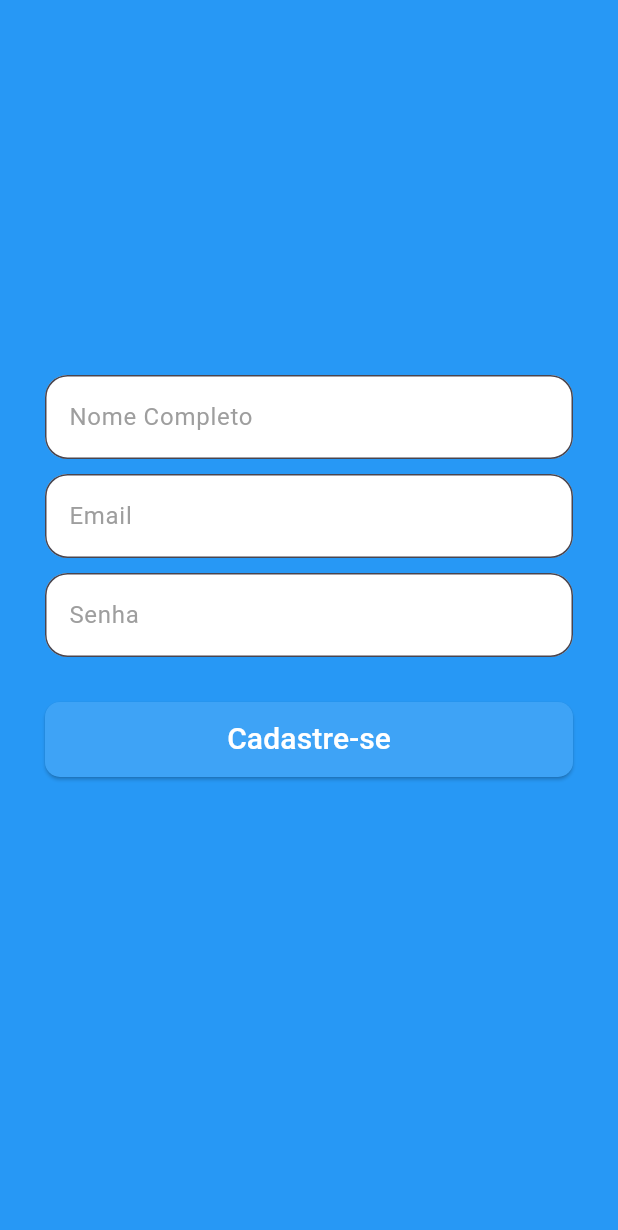
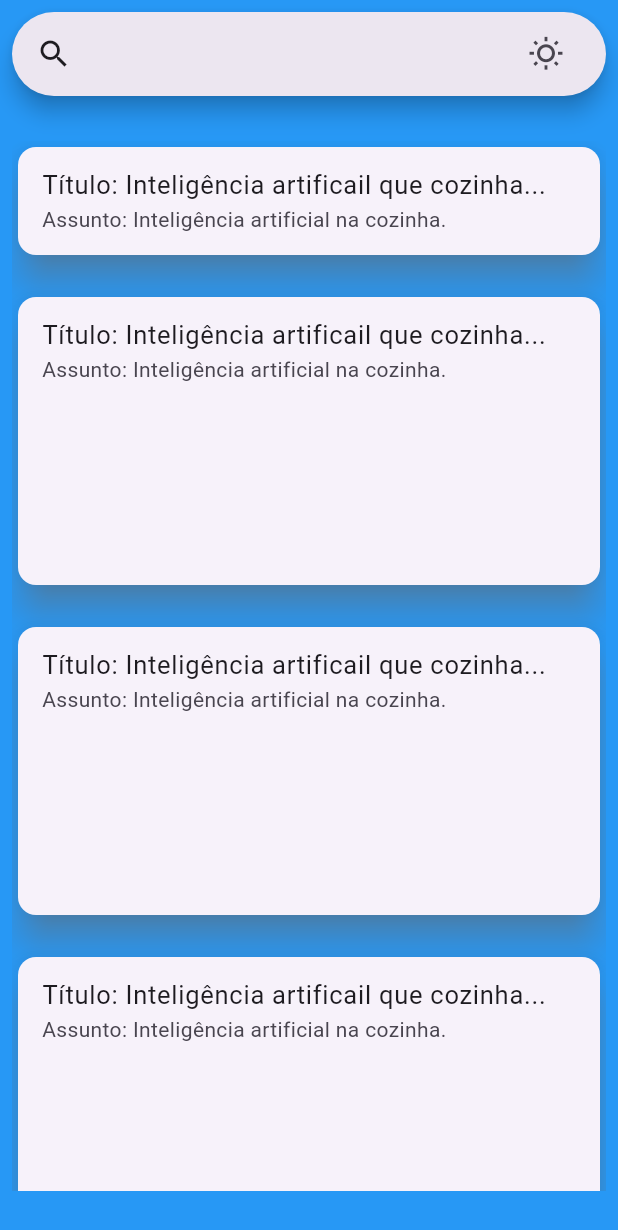
Before and after one commit to EnzoCabrera/academic_share_app, a Flutter app: the SignInNormalUserPage screen opened by its route, after a tap on "Cadastre-se", on a phone screen of 412 x 824 dp. Shown: the top 1230 px of the screen. Run offline on Flutter 3.47's test engine with Material 3 defaults, Android fonts, the phone set to English and light mode, and no system bars; our stand-ins replace file_picker.

Commit message:
Making the home page for studends and normal users

```diff
--- /dev/null
+++ b/lib/app/views/home_normaluser_page.dart
@@ -0,0 +1,193 @@
+import 'package:flutter/material.dart';
+
+class HomeNormalUserPage extends StatefulWidget {
+  const HomeNormalUserPage({super.key});
+
+  @override
+  State<HomeNormalUserPage> createState() => _HomeNormalUserPageState();
+}
+
+class _HomeNormalUserPageState extends State<HomeNormalUserPage> {
+   bool isDark = false;
+
+  @override
+  Widget build(BuildContext context) {
+    final ThemeData themeData = ThemeData(
+        useMaterial3: true,
+        brightness: isDark ? Brightness.dark : Brightness.light);
+
+    return Scaffold(
+      backgroundColor: Color.fromARGB(255, 39, 152, 245),
+      body: SingleChildScrollView(
+        child: Padding(
+          padding: const EdgeInsets.all(8.0),
+          child:
+              Column(crossAxisAlignment: CrossAxisAlignment.stretch, children: [
+            SearchAnchor(
+              builder: (BuildContext context, SearchController controller) {
+                return SearchBar(
+                  controller: controller,
+                  padding: const MaterialStatePropertyAll<EdgeInsets>(
+                    EdgeInsets.symmetric(horizontal: 16.0),
+                  ),
+                  onTap: () {
+                    controller.openView();
+                  },
+                  onChanged: (_) {
+                    controller.openView();
+                  },
+                  leading: const Icon(Icons.search),
+                  trailing: <Widget>[
+                    Tooltip(
+                      message: 'Change brightness mode',
+                      child: IconButton(
+                        isSelected: isDark,
+                        onPressed: () {
+                          setState(() {
+                            isDark = !isDark;
+                          });
+                        },
+                        icon: const Icon(Icons.wb_sunny_outlined),
+                        selectedIcon: const Icon(Icons.brightness_2_outlined),
+                      ),
+                    )
+                  ],
+                );
+              },
+              suggestionsBuilder: (
+                BuildContext context,
+                SearchController controller,
+              ) {
+                return List<ListTile>.generate(5, (int index) {
+                  final String item = 'item $index';
+                  return ListTile(
+                    title: Text(item),
+                    onTap: () {
+                      setState(() {
+                        controller.closeView(item);
+                      });
+                    },
+                  );
+                });
+              },
+            ),
+
+
+            SizedBox(height: 30),
+            Container(
+              width: double.infinity,
+              height: 700,
+              child: ListView(
+                children: [
+                  Card(
+                    elevation: 10,
+                    shadowColor: Colors.grey,
+                    child: ListTile(
+                      title: Padding(
+                        padding: const EdgeInsets.all(0),
+                        child: Text(
+                          'Título: Inteligência artificail que cozinha...',
+                          style: TextStyle(fontSize: 17),
+                        ),
+                      ),
+                      subtitle:
+                          Text('Assunto: Inteligência artificial na cozinha.'),
+                      onTap: () {},
+                    ),
+                  ),
+                  SizedBox(height: 20),
+                  Container(
+                    width: double.infinity,
+                    height: 200,
+                    child: Card(
+                      elevation: 10,
+                      shadowColor: Colors.grey,
+                      child: ListTile(
+                        title: Padding(
+                          padding: const EdgeInsets.all(0),
+                          child: Text(
+                            'Título: Inteligência artificail que cozinha...',
+                            style: TextStyle(fontSize: 17),
+                          ),
+                        ),
+                        subtitle: Text(
+                            'Assunto: Inteligência artificial na cozinha.'),
+                        onTap: () {},
+                      ),
+                    ),
+                  ),
+
+                  SizedBox(height: 20),
+                  Container(
+                    width: double.infinity,
+                    height: 200,
+                    child: Card(
+                      elevation: 10,
+                      shadowColor: Colors.grey,
+                      child: ListTile(
+                        title: Padding(
+                          padding: const EdgeInsets.all(0),
+                          child: Text(
+                            'Título: Inteligência artificail que cozinha...',
+                            style: TextStyle(fontSize: 17),
+                          ),
+                        ),
+                        subtitle: Text(
+                            'Assunto: Inteligência artificial na cozinha.'),
+                        onTap: () {},
+                      ),
+                    ),
+                  ),
+
+                  SizedBox(height: 20),
+                  Container(
+                    width: double.infinity,
+                    height: 200,
+                    child: Card(
+                      elevation: 10,
+                      shadowColor: Colors.grey,
+                      child: ListTile(
+                        title: Padding(
+                          padding: const EdgeInsets.all(0),
+                          child: Text(
+                            'Título: Inteligência artificail que cozinha...',
+                            style: TextStyle(fontSize: 17),
+                          ),
+                        ),
+                        subtitle: Text(
+                            'Assunto: Inteligência artificial na cozinha.'),
+                        onTap: () {},
+                      ),
+                    ),
+                  ),
+
+                  SizedBox(height: 20),
+                  Container(
+                    width: double.infinity,
+                    height: 200,
+                    child: Card(
+                      elevation: 10,
+                      shadowColor: Colors.grey,
+                      child: ListTile(
+                        title: Padding(
+                          padding: const EdgeInsets.all(0),
+                          child: Text(
+                            'Título: Inteligência artificail que cozinha...',
+                            style: TextStyle(fontSize: 17),
+                          ),
+                        ),
+                        subtitle: Text(
+                            'Assunto: Inteligência artificial na cozinha.'),
+                        onTap: () {},
+                      ),
+                    ),
+                  ),
+                ],
+              ),
+            ),
+          ]),
+        ),
+      ),
+    );
+  }
+}
--- a/lib/app/views/login_page.dart
+++ b/lib/app/views/login_page.dart
@@ -74,7 +74,7 @@ class _LoginPageState extends State<LoginPage> {
                 onPressed: () {
                   if (email == 'enzo2005cabrera@gmail.com' &&
                       senha == 'M1d1t3c4') {
-                    Navigator.of(context).pushNamed('/SignInUniversity');
+                    Navigator.of(context).pushNamed('/HomeUniversityPage');
                   } else {
                     print('Email ou senha incorretos');
                   }
--- a/lib/app/views/signin_normaluser_page.dart
+++ b/lib/app/views/signin_normaluser_page.dart
@@ -71,7 +71,10 @@ class _SignInNormalUserPageState extends State<SignInNormalUserPage> {
                     //Botão de cadastro
                     SizedBox(height: 30),
                     ElevatedButton(
-                      onPressed: () {},
+                      onPressed: () {
+                        Navigator.of(context).pushNamed('/HomeNormalUserPage');
+
+                      },
                       style: ElevatedButton.styleFrom(
                           backgroundColor: Color.fromARGB(255, 62, 163, 246),
                           minimumSize: Size(400, 50),
--- a/lib/app/views/signin_university_page.dart
+++ b/lib/app/views/signin_university_page.dart
@@ -147,7 +147,7 @@ class _SignInUniversityPageState extends State<SignInUniversityPage> {
                             college == 'UNA' &&
                             course == 'Computer Science' &&
                             name == 'Enzo Nascimento Cabrera') {
-                          Navigator.of(context).pushNamed('/Choice');
+                          Navigator.of(context).pushNamed('/HomeUniversityPage');
                         } else {
                           print('Informações incorretas');
                         }
--- a/lib/main.dart
+++ b/lib/main.dart
@@ -1,4 +1,6 @@
 import 'package:academic_share/app/views/choice_page.dart';
+import 'package:academic_share/app/views/home_normaluser_page.dart';
+import 'package:academic_share/app/views/home_university_page.dart';
 import 'package:academic_share/app/views/login_page.dart';
 import 'package:academic_share/app/views/signin_normaluser_page.dart';
 import 'package:academic_share/app/views/signin_university_page.dart';
@@ -21,6 +23,10 @@ class AppWidget extends StatelessWidget {
         '/Choice':(context) => ChoicePage(),
         '/SignInUniversity':(context) => SignInUniversityPage(),
         '/SignInNormalUser':(context) => SignInNormalUserPage(),
+        '/HomeUniversityPage':(context) => HomeUniversityPage(),
+        '/HomeNormalUserPage':(context) => HomeNormalUserPage(),
+
+
 
       },
     );
```
Also changed, not shown: lib/app/views/home_university_page.dart (added, +183 -0 lines), lib/app/views/home_page.dart (added).
